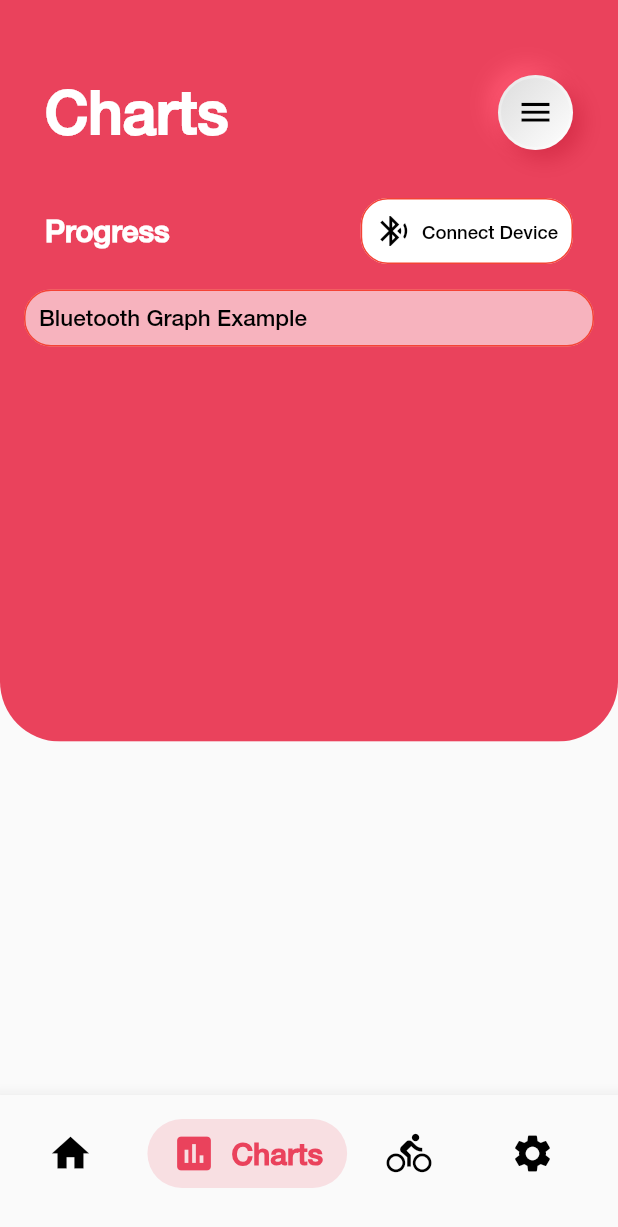
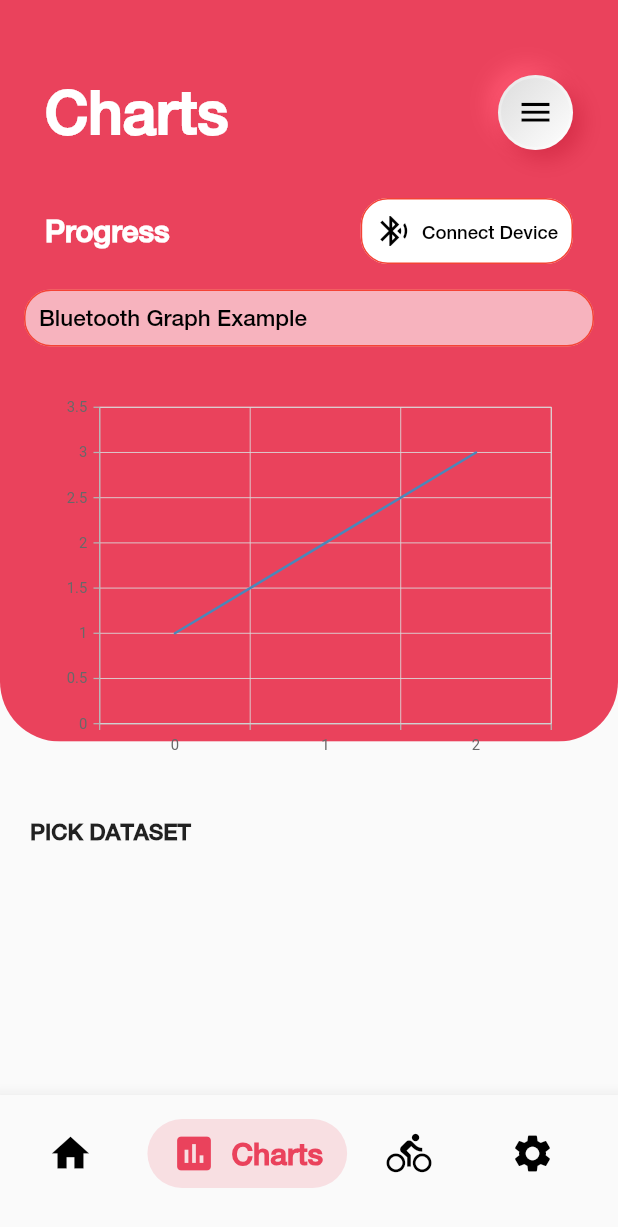
Before and after one commit to aaniish/SmartMS3, a Flutter app: the screen it shows after launch, item 2 of the bottom bar chosen, on a phone screen of 412 x 824 dp. Shown: the top 1227 px of the screen. Run offline on Flutter 3.47's test engine with Material 2 defaults, Android fonts, the light colour scheme and no system bars; drawn by our look-alikes of clay_containers; our stand-ins replace cloud_firestore, flutter_blue, syncfusion_flutter_charts; missing offline and left inert: date_time_format, oscilloscope; accounts and stored records are empty.

Commit message:
second commit

```diff
--- a/lib/pages/bluetooth/sensor_page.dart
+++ b/lib/pages/bluetooth/sensor_page.dart
@@ -139,11 +139,11 @@
     final databaseReference = Firestore.instance;
 
     void createRecord() async {
+      String date = DateTimeFormat.format(dateTime, format: DateTimeFormats.american);
       await databaseReference
           .collection("Datasets")
-          .document(
-              DateTimeFormat.format(dateTime, format: DateTimeFormats.american))
-          .setData({'Data': emgData});
+          .document(date)
+          .setData({'Data': emgData, 'Date': date, 'Time': emgData.length});
     }
 
     return WillPopScope(
--- a/lib/pages/charts_page.dart
+++ b/lib/pages/charts_page.dart
@@ -5,10 +5,64 @@
 import 'package:smart_ms3/pages/bluetooth/mainBluetooth.dart';
 import 'package:smart_ms3/pages/datadisplay_page.dart';
 import 'package:cloud_firestore/cloud_firestore.dart';
+import 'package:syncfusion_flutter_charts/charts.dart';
 
 const Color redColor = const Color(0xFFEA425C);
 const Color iconBG = const Color(0x11647082);
 const Color navColor = const Color(0xFFffebef);
+List<double> emgData = [1, 2, 3];
+
+class DataList extends StatelessWidget {
+  @override
+  Widget build(BuildContext context) {
+    return StreamBuilder<QuerySnapshot>(
+      stream: Firestore.instance.collection('Datasets').snapshots(),
+      builder: (BuildContext context, AsyncSnapshot<QuerySnapshot> snapshot) {
+        if (snapshot.hasError) return new Text('Error: ${snapshot.error}');
+        switch (snapshot.connectionState) {
+          case ConnectionState.waiting:
+            return new Text('Loading...');
+          default:
+            return new ListView(
+              scrollDirection: Axis.vertical,
+              children:
+                  snapshot.data.documents.map((DocumentSnapshot document) {
+                return new ListTile(
+                  title: new Text(
+                    document['Date'],
+                    style: TextStyle(
+                        fontFamily: 'HelveticaNeue',
+                        fontWeight: FontWeight.bold,
+                        fontSize: 15),
+                  ),
+                  leading: Icon(Icons.show_chart, color: Colors.black),
+                  contentPadding: EdgeInsets.only(left: 20, right: 20),
+                  onTap: () {
+                    emgData = document['Data'].cast<double>();
+                    Navigator.of(context).pushNamed('/charts');
+                  },
+                );
+              }).toList(),
+            );
+        }
+      },
+    );
+  }
+}
+
+List<EMGData> getData(List<double> x) {
+  List<EMGData> values = List();
+  for (int i = 0; i < x.length; i++) {
+    values.add(new EMGData(i, x[i]));
+  }
+  return values;
+}
+
+class EMGData {
+  EMGData(this.x, this.y);
+  final int x;
+  final double y;
+}
 
 class ChartsPage extends StatelessWidget {
   @override
@@ -18,6 +72,7 @@
       routes: <String, WidgetBuilder>{
         '/bluetooth': (BuildContext context) => FlutterBlueApp(),
         '/data': (BuildContext context) => SensorPage(),
+        '/charts': (BuildContext context) => ChartsPage(),
       },
       home: ChartspageScreen(),
     );
@@ -99,14 +154,12 @@
                       ],
                     ),
                   )),
-              Expanded(
-                child: Container(
+              Container(
                 child: Column(
                   crossAxisAlignment: CrossAxisAlignment.start,
                   children: <Widget>[
                     Padding(
                         padding: const EdgeInsets.only(
-                            bottom: 8,
                           left: 16,
                           right: 16,
                           top: 10,
@@ -114,7 +167,6 @@
                         child: Container(
                             child: Column(
                           children: <Widget>[
-
                             FlatButton(
                               color: Colors.white60,
                               textColor: Colors.black,
@@ -144,42 +196,37 @@
                   ],
                 ),
               ),
+              Transform.scale(
+                  scale: height / 1000,
+                  child: Padding(
+                    padding: const EdgeInsets.only(bottom: 10),
+                    child: Container(
+                        child: new SfCartesianChart(
+                            // Initialize category axis
+                            primaryXAxis: CategoryAxis(),
+                            series: <LineSeries<EMGData, int>>[
+                          LineSeries<EMGData, int>(
+                              // Bind data source
+                              dataSource: getData(emgData),
+                              xValueMapper: (EMGData data, _) => data.x,
+                              yValueMapper: (EMGData data, _) => data.y)
+                        ])),
+                  )),
+              Padding(
+                padding: const EdgeInsets.only(left: 20),
+                child: Text(
+                  'PICK DATASET',
+                  style: TextStyle(
+                      fontFamily: 'HelveticaNeue',
+                      fontWeight: FontWeight.bold,
+                      fontSize: 15),
                 ),
-              SizedBox(height: 40, child: Container()),
+              ),
               Expanded(child: new DataList())
             ],
           ),
         ],
       ),
-    );
-  }
-}
-
-class DataList extends StatelessWidget {
-  @override
-  Widget build(BuildContext context) {
-    return StreamBuilder<QuerySnapshot>(
-      stream: Firestore.instance.collection('Datasets').snapshots(),
-      builder: (BuildContext context, AsyncSnapshot<QuerySnapshot> snapshot) {
-        if (snapshot.hasError) return new Text('Error: ${snapshot.error}');
-        switch (snapshot.connectionState) {
-          case ConnectionState.waiting:
-            return new Text('Loading...');
-          default:
-            return new ListView(
-              scrollDirection: Axis.vertical,
-              children:
-                  snapshot.data.documents.map((DocumentSnapshot document) {
-                return new ListTile(
-                  title: new Text(document['Date'], style: TextStyle(fontFamily: 'HelveticaNeue', fontWeight: FontWeight.bold, fontSize: 15),),
-                  leading: Icon(Icons.show_chart, color: Colors.black),
-                  contentPadding: EdgeInsets.only(left: 20, right: 20),
-
-                );
-              }).toList(),
-            );
-        }
-      },
     );
   }
 }
--- a/pubspec.yaml
+++ b/pubspec.yaml
@@ -31,9 +31,9 @@
   flutter_blue: ^0.7.2
   clay_containers: ^0.2.2
   oscilloscope: ^0.0.3
-  fl_chart: ^0.10.0
   cloud_firestore: ^0.13.6
   date_time_format: ^1.0.0+4
+  syncfusion_flutter_charts: ^18.1.56
 
 
 dev_dependencies:
```
Also changed, not shown: lib/pages/datadisplay_page.dart (+9 -14 lines), pubspec.lock. Lines whose indentation alone changed are shown as unchanged.
